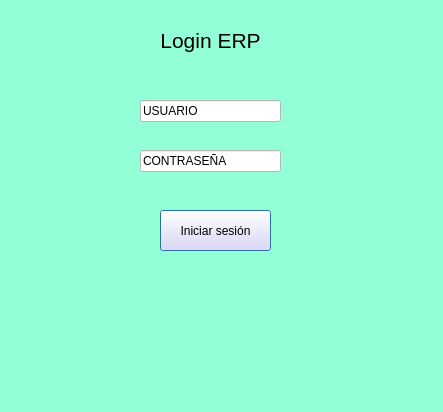
Old version of the form Login.ui in the repository lkevinz/Interfaz.
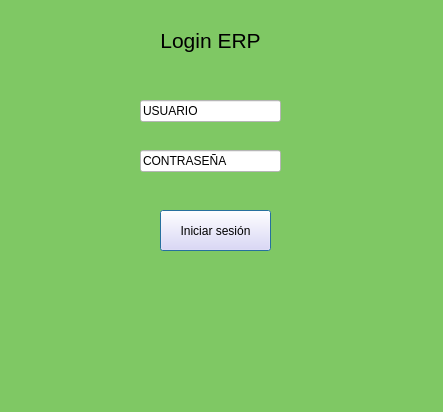
New version of the form.

Diff of the .ui file:
```diff
--- a/Login.ui
+++ b/Login.ui
@@ -24,7 +24,7 @@
   </property>
   <property name="styleSheet">
    <string notr="true">
-background-color: rgb(147, 255, 215);</string>
+background-color: rgb(127, 200, 100);</string>
   </property>
   <widget class="QWidget" name="centralwidget">
    <widget class="QLabel" name="label">
```
